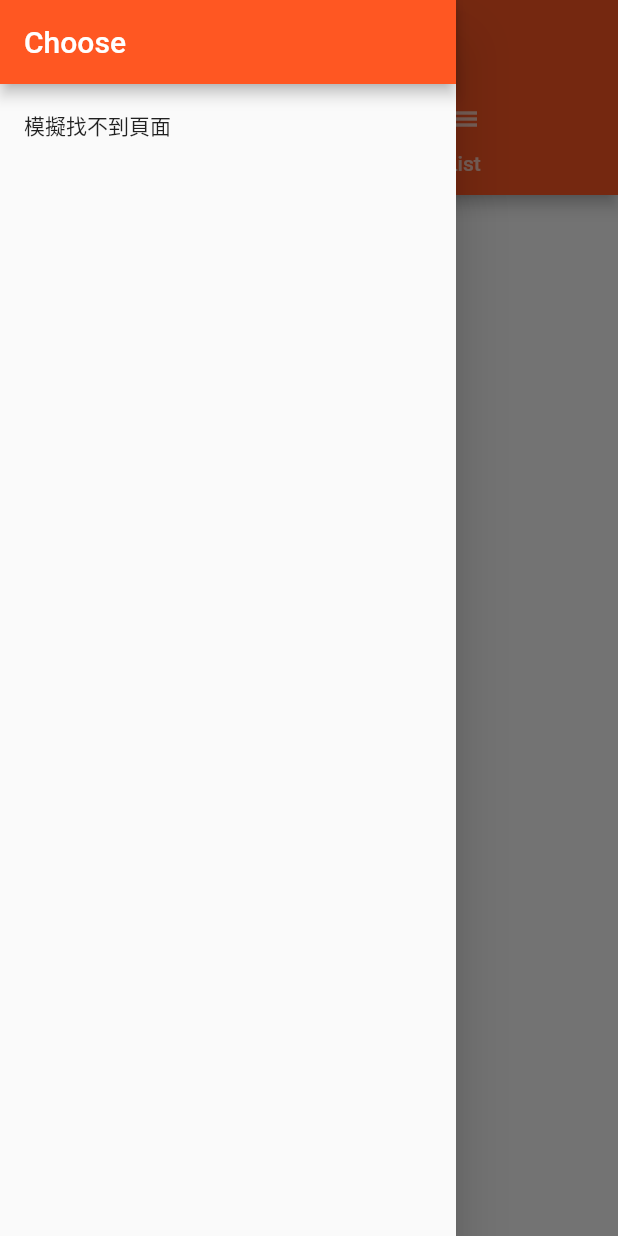
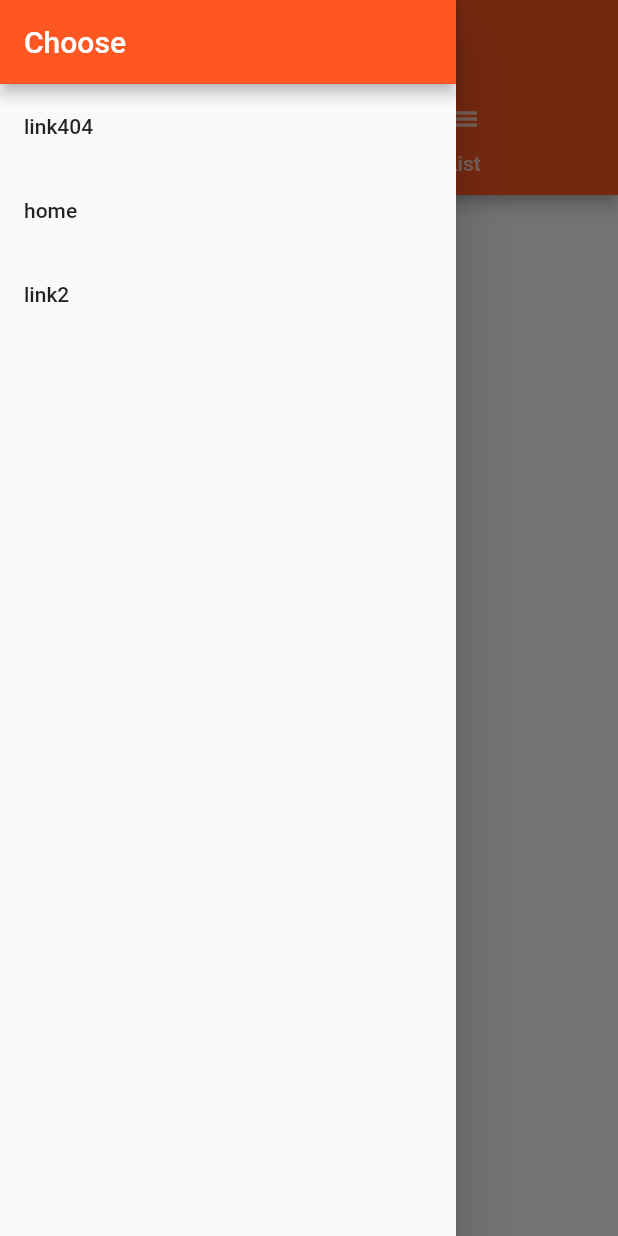
Before and after one commit to dartflutter/navigation, a Flutter app: the AdminPage screen opened by its route, with the side drawer open, on a phone screen of 412 x 824 dp. Run offline on Flutter 3.47's test engine with Material 2 defaults, Android fonts, the phone set to English and light mode, and no system bars.

Commit message:
add home link

```diff
--- a/lib/pages/admin.dart
+++ b/lib/pages/admin.dart
@@ -25,7 +25,7 @@ class AdminPage extends StatelessWidget {
                   automaticallyImplyLeading: false,
                   title: Text('Choose')),
               ListTile(
-                title: Text('模擬找不到頁面'),
+                title: Text('link404'),
                 onTap: () {
                   /*
                   Navigator.pushReplacement(ctx,
@@ -39,7 +39,12 @@ class AdminPage extends StatelessWidget {
 
                   Navigator.pushNamed(ctx, '/notfound');
                 },
-              )
+              ),
+              ListTile(title: Text('home'), onTap: () {
+                 Navigator.pushNamed(ctx,'/');
+                 }
+                 ),
+              ListTile(title: Text('link2'), onTap: () {}),
             ],
           ),
         ),
```
